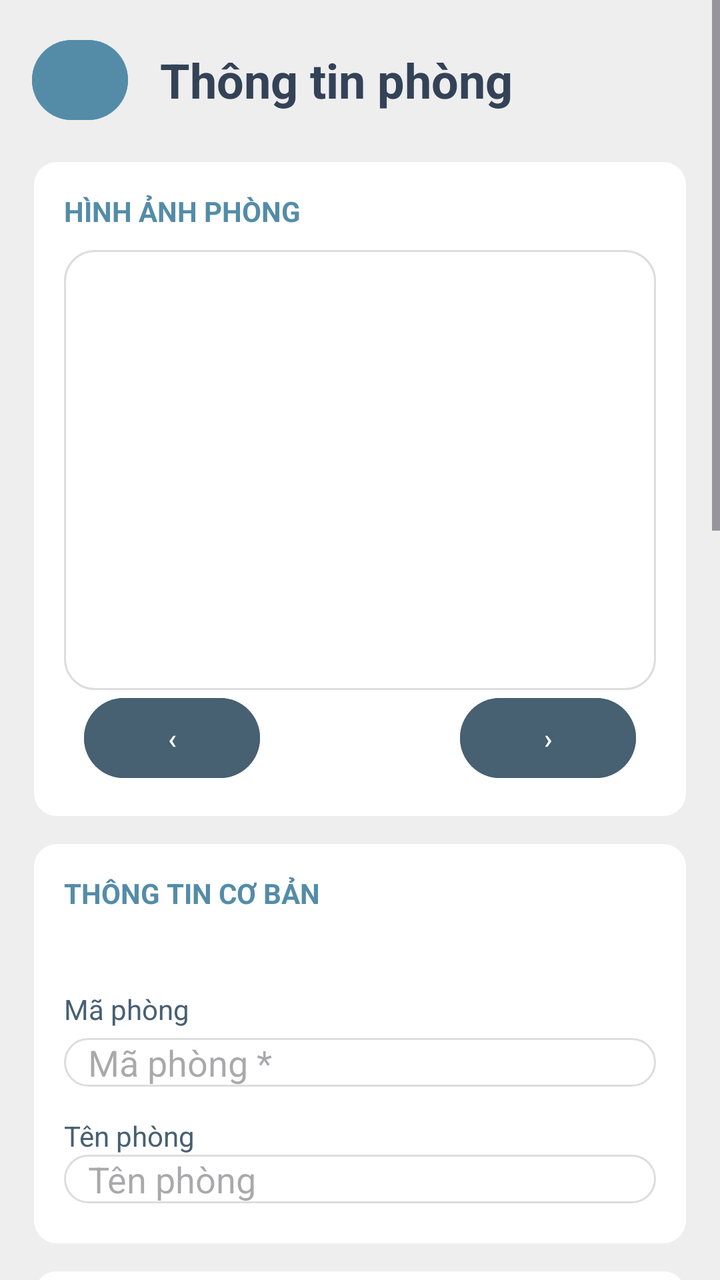
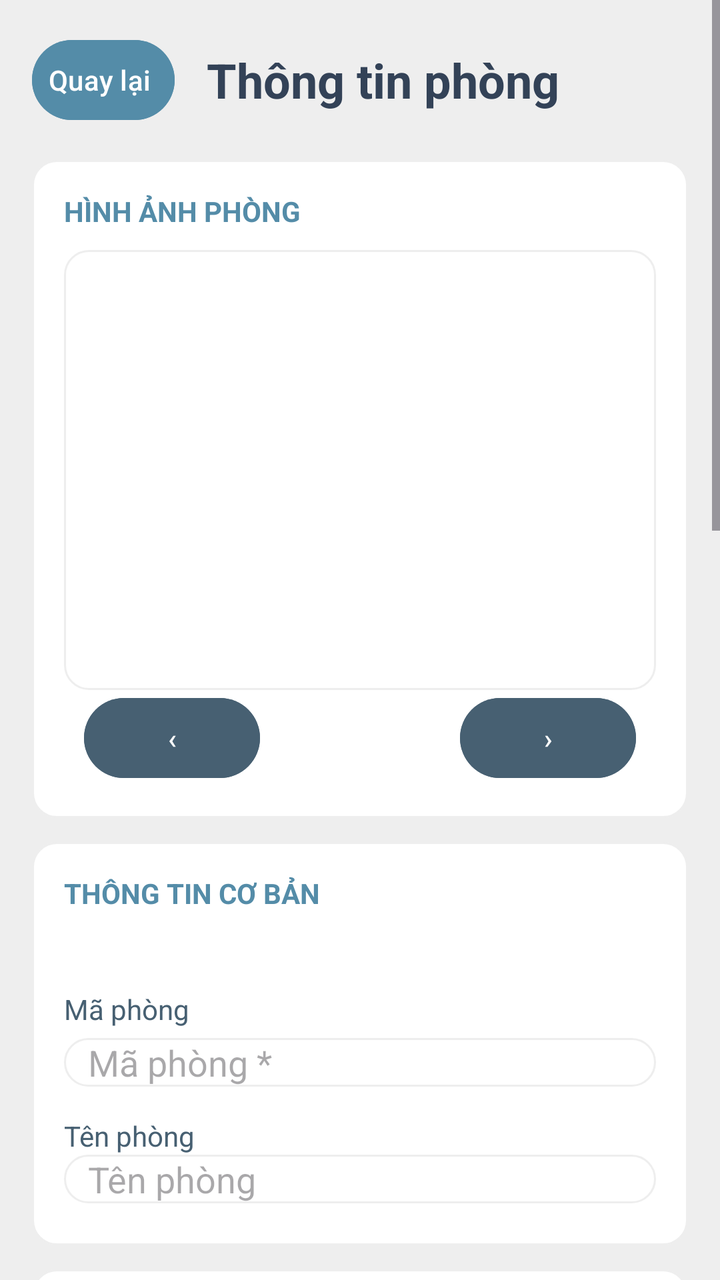

Two renders of the same Android screen: before a commit and after it. Below are the layout's source before the change and the commit's diff.
<!-- AndroidManifest.xml: application theme Theme.Rentaly_Management -->
<!-- res/layout/fragment_room_detail.xml -->
<?xml version="1.0" encoding="utf-8"?>
<ScrollView xmlns:android="http://schemas.android.com/apk/res/android"
    xmlns:tools="http://schemas.android.com/tools"
    android:layout_width="match_parent" android:layout_height="match_parent" android:background="@color/background" android:fillViewport="true">
    <LinearLayout android:layout_width="match_parent" android:layout_height="wrap_content" android:orientation="vertical" android:padding="16dp">
        <LinearLayout android:layout_width="match_parent" android:layout_height="wrap_content" android:gravity="center_vertical">
            <Button android:id="@+id/room_detail_back" android:layout_width="48dp" android:layout_height="48dp" android:backgroundTint="@color/primary" android:contentDescription="Quay lại" android:drawableStart="@drawable/back_icon" android:padding="8dp" android:text="" />
            <TextView android:layout_width="0dp" android:layout_height="wrap_content" android:layout_weight="1" android:layout_marginStart="16dp" android:text="Thông tin phòng" android:textColor="@color/dark_navy" android:textSize="24sp" android:textStyle="bold" />
        </LinearLayout>
        <LinearLayout android:layout_width="match_parent" android:layout_height="wrap_content" android:layout_marginTop="16dp" android:background="@drawable/user_detail_card" android:orientation="vertical" android:padding="16dp">
            <TextView android:layout_width="match_parent" android:layout_height="wrap_content" android:text="HÌNH ẢNH PHÒNG" android:textColor="@color/primary" android:textSize="14sp" android:textStyle="bold" />

            <ViewFlipper
                android:id="@+id/room_detail_slider"
                android:layout_width="match_parent"
                android:layout_height="220dp"
                android:layout_marginTop="10dp"
                android:autoStart="false"
                android:background="@drawable/edittext_background" />
            <LinearLayout android:layout_width="match_parent" android:layout_height="wrap_content" android:gravity="center">

                <Button
                    android:id="@+id/room_detail_previous"
                    android:layout_width="wrap_content"
                    android:layout_height="wrap_content"
                    android:layout_marginRight="50dp"
                    android:backgroundTint="@color/secondary"
                    android:contentDescription="Ảnh trước"
                    android:text="‹" />

                <Button
                    android:id="@+id/room_detail_next"
                    android:layout_width="wrap_content"
                    android:layout_height="wrap_content"
                    android:layout_marginLeft="50dp"
                    android:backgroundTint="@color/secondary"
                    android:contentDescription="Ảnh sau"
                    android:text="›" />
            </LinearLayout>
        </LinearLayout>
        <LinearLayout android:layout_width="match_parent" android:layout_height="wrap_content" android:layout_marginTop="12dp" android:background="@drawable/user_detail_card" android:orientation="vertical" android:padding="16dp">
            <TextView android:layout_width="match_parent" android:layout_height="wrap_content" android:text="THÔNG TIN CƠ BẢN" android:textColor="@color/primary" android:textSize="14sp" android:textStyle="bold" />
            <TextView android:id="@+id/room_detail_location" android:layout_width="match_parent" android:layout_height="wrap_content" android:layout_marginTop="10dp" android:textColor="@color/secondary" />

            <TextView
                android:id="@+id/textview12"
                android:layout_width="match_parent"
                android:layout_height="wrap_content"
                android:layout_marginTop="10dp"
                android:text="Mã phòng"
                android:textColor="@color/secondary" />

            <EditText
                android:id="@+id/room_detail_code"
                android:layout_width="match_parent"
                android:layout_height="wrap_content"
                android:layout_marginTop="5dp"
                android:layout_marginBottom="5dp"
                android:background="@drawable/edittext_background"
                android:hint="Mã phòng *"
                android:paddingStart="12dp"
                android:paddingEnd="12dp" />

            <TextView
                android:id="@+id/textview"
                android:layout_width="match_parent"
                android:layout_height="wrap_content"
                android:layout_marginTop="10dp"
                android:text="Tên phòng"
                android:textColor="@color/secondary" />

            <EditText
                android:id="@+id/room_detail_name"
                android:layout_width="match_parent"
                android:layout_height="wrap_content"
                android:layout_marginBottom="5dp"
                android:background="@drawable/edittext_background"
                android:hint="Tên phòng"
                android:paddingStart="12dp"
                android:paddingEnd="12dp" />
        </LinearLayout>
        <LinearLayout android:layout_width="match_parent" android:layout_height="wrap_content" android:layout_marginTop="12dp" android:background="@drawable/user_detail_card" android:orientation="vertical" android:padding="16dp">
            <TextView android:layout_width="match_parent" android:layout_height="wrap_content" android:text="THÔNG SỐ VÀ GIÁ" android:textColor="@color/primary" android:textSize="14sp" android:textStyle="bold" />

            <TextView
                android:id="@+id/textview2"
                android:layout_width="match_parent"
                android:layout_height="wrap_content"
                android:layout_marginTop="10dp"
                android:text="Phòng nằm ở tầng"
                android:textColor="@color/secondary" />

            <EditText
                android:id="@+id/room_detail_floor"
                android:layout_width="match_parent"
                android:layout_height="wrap_content"
                android:layout_marginTop="8dp"
                android:layout_marginBottom="5dp"
                android:background="@drawable/edittext_background"
                android:hint="Tầng"
                android:inputType="number"
                android:paddingStart="12dp"
                android:paddingEnd="12dp"
                tools:layout_marginTop="5dp" />

            <TextView
                android:id="@+id/textview4"
                android:layout_width="match_parent"
                android:layout_height="wrap_content"
                android:layout_marginTop="10dp"
                android:text="Diện tích phòng"
                android:textColor="@color/secondary" />

            <EditText
                android:id="@+id/room_detail_area"
                android:layout_width="match_parent"
                android:layout_height="wrap_content"
                android:hint="Diện tích m2"
                android:inputType="numberDecimal"
                android:paddingStart="12dp"
                android:paddingEnd="12dp"
                android:background="@drawable/edittext_background"
                android:layout_marginTop="5dp"
                android:layout_marginBottom="5dp"/>

            <TextView
                android:id="@+id/textview5"
                android:layout_width="match_parent"
                android:layout_height="wrap_content"
                android:layout_marginTop="10dp"
                android:text="Số người tối đa phòng có thể chứa"
                android:textColor="@color/secondary" />

            <EditText
                android:id="@+id/room_detail_occupants"
                android:layout_width="match_parent"
                android:layout_height="wrap_content"
                android:hint="Số người tối đa *"
                android:inputType="number"
                android:paddingStart="12dp"
                android:paddingEnd="12dp"
                android:background="@drawable/edittext_background"
                android:layout_marginTop="5dp"
                android:layout_marginBottom="5dp"/>

            <TextView
                android:id="@+id/textview6"
                android:layout_width="match_parent"
                android:layout_height="wrap_content"
                android:layout_marginTop="10dp"
                android:text="Giá thuê mặc định"
                android:textColor="@color/secondary" />

            <EditText
                android:id="@+id/room_detail_rent"
                android:layout_width="match_parent"
                android:layout_height="wrap_content"
                android:layout_marginTop="5dp"
                android:layout_marginBottom="5dp"
                android:background="@drawable/edittext_background"
                android:hint="Giá thuê/tháng *"
                android:inputType="numberDecimal"
                android:paddingStart="12dp"
                android:paddingEnd="12dp" />
        </LinearLayout>
        <LinearLayout android:layout_width="match_parent" android:layout_height="wrap_content" android:layout_marginTop="12dp" android:background="@drawable/user_detail_card" android:orientation="vertical" android:padding="16dp">
            <TextView android:layout_width="match_parent" android:layout_height="wrap_content" android:text="QUẢN LÝ PHÒNG" android:textColor="@color/primary" android:textSize="14sp" android:textStyle="bold" />
            <TextView android:layout_width="match_parent" android:layout_height="wrap_content" android:layout_marginTop="10dp" android:text="Trạng thái" android:textColor="@color/secondary" />
            <RadioGroup android:id="@+id/room_detail_status" android:layout_width="match_parent" android:layout_height="wrap_content" android:orientation="horizontal">
                <RadioButton android:id="@+id/room_status_available" android:layout_width="wrap_content" android:layout_height="wrap_content" android:text="Đang khả dụng" />
                <RadioButton android:id="@+id/room_status_unavailable" android:layout_width="wrap_content" android:layout_height="wrap_content" android:text="Không khả dụng" />
            </RadioGroup>

            <TextView
                android:id="@+id/textview7"
                android:layout_width="match_parent"
                android:layout_height="wrap_content"
                android:layout_marginTop="10dp"
                android:text="Mô tả phòng"
                android:textColor="@color/secondary" />

            <EditText
                android:id="@+id/room_detail_description"
                android:layout_width="match_parent"
                android:layout_height="wrap_content"
                android:layout_marginTop="5dp"
                android:layout_marginBottom="5dp"
                android:background="@drawable/edittext_background"
                android:gravity="top"
                android:hint="Mô tả"
                android:inputType="textMultiLine"
                android:minHeight="80dp"
                android:paddingStart="12dp"
                android:paddingTop="12dp"
                android:paddingEnd="12dp" />
        </LinearLayout>
        <Button android:id="@+id/room_detail_save" android:layout_width="match_parent" android:layout_height="48dp" android:layout_marginTop="16dp" android:backgroundTint="@color/primary" android:text="Lưu thay đổi" android:textColor="@color/white" android:textStyle="bold" />

        <LinearLayout android:id="@+id/room_detail_services_section" android:layout_width="match_parent" android:layout_height="wrap_content" android:layout_marginTop="12dp" android:background="@drawable/user_detail_card" android:orientation="vertical" android:padding="16dp">
            <TextView android:layout_width="match_parent" android:layout_height="wrap_content" android:text="DỊCH VỤ PHÒNG" android:textColor="@color/primary" android:textSize="14sp" android:textStyle="bold" />
            <TextView android:id="@+id/room_detail_services_empty" android:layout_width="match_parent" android:layout_height="wrap_content" android:layout_marginTop="8dp" android:text="Chưa có dịch vụ được gán" android:textColor="@color/secondary" />
            <LinearLayout android:id="@+id/room_detail_services_list" android:layout_width="match_parent" android:layout_height="wrap_content" android:orientation="vertical" />
            <Button android:id="@+id/room_detail_assign_service" android:layout_width="match_parent" android:layout_height="wrap_content" android:layout_marginTop="8dp" android:text="Gán dịch vụ" />
            <Button android:id="@+id/room_detail_meters" android:layout_width="match_parent" android:layout_height="wrap_content" android:layout_marginTop="4dp" android:backgroundTint="@color/primary" android:text="Quản lý đồng hồ và chỉ số" android:textColor="@color/white" />
        </LinearLayout>

        <Button
            android:id="@+id/room_detail_delete"
            android:layout_width="match_parent"
            android:layout_height="48dp"
            android:layout_marginTop="8dp"
            android:layout_marginBottom="8dp"
            android:backgroundTint="#F44336"
            android:text="Xóa phòng"
            android:textColor="@color/white" />
    </LinearLayout>
</ScrollView>
<!-- resources referenced by this layout -->
<resources>
  <color name="background">#EEEEEE</color>
  <color name="dark_navy">#334257</color>
  <color name="primary">#548CA8</color>
  <color name="secondary">#476072</color>
  <color name="white">#FFFFFFFF</color>
  <!-- drawable back_icon (drawable) -->
  <vector xmlns:android="http://schemas.android.com/apk/res/android"
      android:width="24dp"
      android:height="24dp"
      android:viewportWidth="960"
      android:viewportHeight="960">
    <path
        android:pathData="m313,520 l224,224 -57,56 -320,-320 320,-320 57,56 -224,224h487v80L313,520Z"
        android:fillColor="#EEEEEE"/>
  </vector>
  <!-- drawable edittext_background (drawable) -->
  <?xml version="1.0" encoding="utf-8"?>
  <shape xmlns:android="http://schemas.android.com/apk/res/android"
      android:shape="rectangle">
  
      <solid android:color="@color/white" />
  
      <stroke
          android:width="1dp"
          android:color="#DDDDDD" />
  
      <corners android:radius="15dp" />
  
  </shape>
  <!-- drawable user_detail_card (drawable) -->
  <?xml version="1.0" encoding="utf-8"?>
  <shape xmlns:android="http://schemas.android.com/apk/res/android" android:shape="rectangle">
      <solid android:color="@color/white" />
      <corners android:radius="12dp" />
      <stroke android:width="1dp" android:color="@color/background" />
  </shape>
  <style name="Theme.Rentaly_Management" parent="Base.Theme.Rentaly_Management" />
  <style name="Base.Theme.Rentaly_Management" parent="Theme.Material3.DayNight.NoActionBar">
          
          
      </style>
</resources>

<!-- the commit's change to res/layout/fragment_room_detail.xml (unified diff, before → after) -->
@@ -4,7 +4,7 @@
     android:layout_width="match_parent" android:layout_height="match_parent" android:background="@color/background" android:fillViewport="true">
     <LinearLayout android:layout_width="match_parent" android:layout_height="wrap_content" android:orientation="vertical" android:padding="16dp">
         <LinearLayout android:layout_width="match_parent" android:layout_height="wrap_content" android:gravity="center_vertical">
-            <Button android:id="@+id/room_detail_back" android:layout_width="48dp" android:layout_height="48dp" android:backgroundTint="@color/primary" android:contentDescription="Quay lại" android:drawableStart="@drawable/back_icon" android:padding="8dp" android:text="" />
+            <Button android:id="@+id/room_detail_back" android:layout_width="wrap_content" android:layout_height="48dp" android:backgroundTint="@color/primary" android:contentDescription="Quay lại" android:drawableStart="@drawable/back_icon" android:minWidth="48dp" android:paddingStart="8dp" android:paddingEnd="12dp" android:text="Quay lại" />
             <TextView android:layout_width="0dp" android:layout_height="wrap_content" android:layout_weight="1" android:layout_marginStart="16dp" android:text="Thông tin phòng" android:textColor="@color/dark_navy" android:textSize="24sp" android:textStyle="bold" />
         </LinearLayout>
         <LinearLayout android:layout_width="match_parent" android:layout_height="wrap_content" android:layout_marginTop="16dp" android:background="@drawable/user_detail_card" android:orientation="vertical" android:padding="16dp">
@@ -16,7 +16,7 @@
                 android:layout_height="220dp"
                 android:layout_marginTop="10dp"
                 android:autoStart="false"
-                android:background="@drawable/edittext_background" />
+                android:background="@drawable/user_detail_card" />
             <LinearLayout android:layout_width="match_parent" android:layout_height="wrap_content" android:gravity="center">
 
                 <Button
@@ -56,7 +56,7 @@
                 android:layout_height="wrap_content"
                 android:layout_marginTop="5dp"
                 android:layout_marginBottom="5dp"
-                android:background="@drawable/edittext_background"
+                android:background="@drawable/user_detail_card"
                 android:hint="Mã phòng *"
                 android:paddingStart="12dp"
                 android:paddingEnd="12dp" />
@@ -74,7 +74,7 @@
                 android:layout_width="match_parent"
                 android:layout_height="wrap_content"
                 android:layout_marginBottom="5dp"
-                android:background="@drawable/edittext_background"
+                android:background="@drawable/user_detail_card"
                 android:hint="Tên phòng"
                 android:paddingStart="12dp"
                 android:paddingEnd="12dp" />
@@ -96,7 +96,7 @@
                 android:layout_height="wrap_content"
                 android:layout_marginTop="8dp"
                 android:layout_marginBottom="5dp"
-                android:background="@drawable/edittext_background"
+                android:background="@drawable/user_detail_card"
                 android:hint="Tầng"
                 android:inputType="number"
                 android:paddingStart="12dp"
@@ -119,7 +119,7 @@
                 android:inputType="numberDecimal"
                 android:paddingStart="12dp"
                 android:paddingEnd="12dp"
-                android:background="@drawable/edittext_background"
+                android:background="@drawable/user_detail_card"
                 android:layout_marginTop="5dp"
                 android:layout_marginBottom="5dp"/>
 
@@ -139,7 +139,7 @@
                 android:inputType="number"
                 android:paddingStart="12dp"
                 android:paddingEnd="12dp"
-                android:background="@drawable/edittext_background"
+                android:background="@drawable/user_detail_card"
                 android:layout_marginTop="5dp"
                 android:layout_marginBottom="5dp"/>
 
@@ -157,7 +157,7 @@
                 android:layout_height="wrap_content"
                 android:layout_marginTop="5dp"
                 android:layout_marginBottom="5dp"
-                android:background="@drawable/edittext_background"
+                android:background="@drawable/user_detail_card"
                 android:hint="Giá thuê/tháng *"
                 android:inputType="numberDecimal"
                 android:paddingStart="12dp"
@@ -185,7 +185,7 @@
                 android:layout_height="wrap_content"
                 android:layout_marginTop="5dp"
                 android:layout_marginBottom="5dp"
-                android:background="@drawable/edittext_background"
+                android:background="@drawable/user_detail_card"
                 android:gravity="top"
                 android:hint="Mô tả"
                 android:inputType="textMultiLine"
<!-- resource entries referenced after the edit -->
@@ -15,20 +15,6 @@
         android:pathData="m313,520 l224,224 -57,56 -320,-320 320,-320 57,56 -224,224h487v80L313,520Z"
         android:fillColor="#EEEEEE"/>
   </vector>
-  <!-- drawable edittext_background (drawable) -->
-  <?xml version="1.0" encoding="utf-8"?>
-  <shape xmlns:android="http://schemas.android.com/apk/res/android"
-      android:shape="rectangle">
-  
-      <solid android:color="@color/white" />
-  
-      <stroke
-          android:width="1dp"
-          android:color="#DDDDDD" />
-  
-      <corners android:radius="15dp" />
-  
-  </shape>
   <!-- drawable user_detail_card (drawable) -->
   <?xml version="1.0" encoding="utf-8"?>
   <shape xmlns:android="http://schemas.android.com/apk/res/android" android:shape="rectangle">
